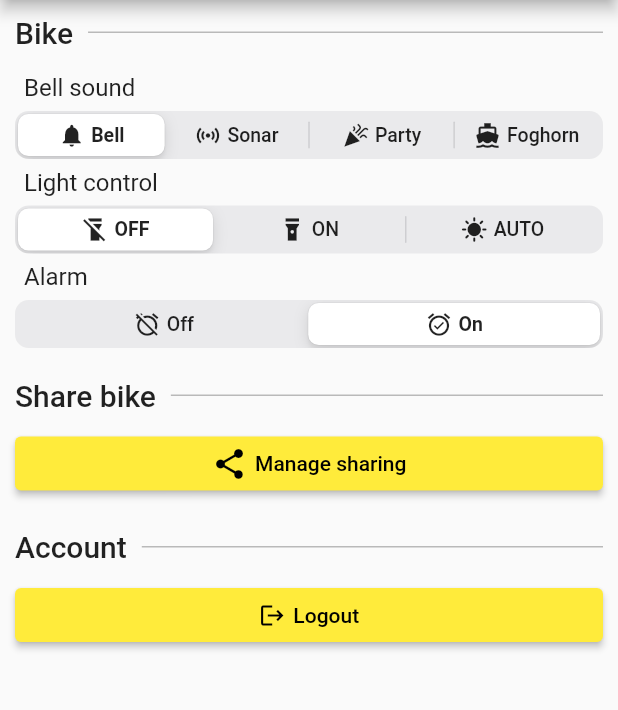
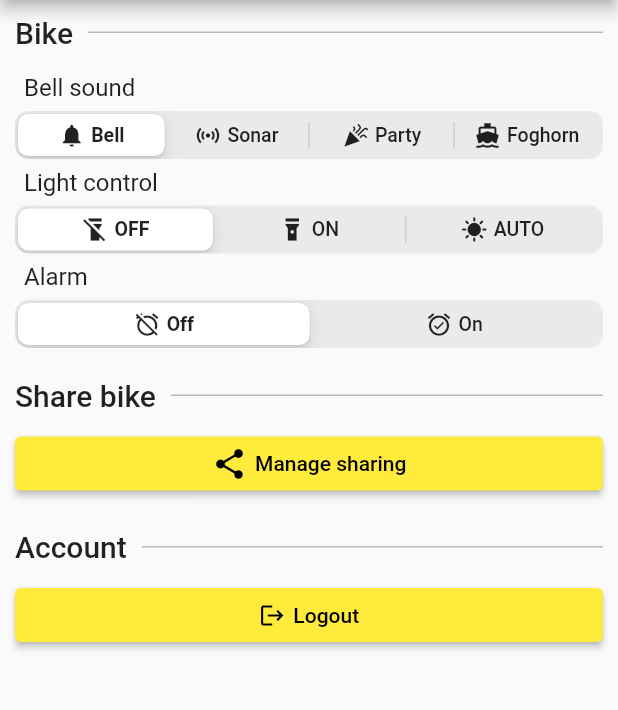
Before and after one commit to mjarkk/vanmoof-web-controller, a Flutter app: the Settings screen opened directly with empty values, on a phone screen of 412 x 824 dp, the part 84-794 px from its top. Run offline on Flutter 3.47's test engine with Material 2 defaults, Android fonts, the phone set to English and light mode, and no system bars; drawn by our look-alikes of modal_bottom_sheet; our stand-ins replace dio, email_validator, flutter_blue_plus, flutter_secure_storage, hex, hive and 1 more; missing offline and left inert: pointycastle; accounts and stored records are empty.

Commit message:
Remove imports & upgrade pub... (#38)
* Remove imports & upgrade pub...

Removed unused imports.

Set _alarm (bool to show if alarm is on or off) to false so everything is consistent with the rest of the settings. (we should probably grey everything out while not being connected)

Add const to control widget.

* Add super.key

```diff
--- a/app/lib/bike/bike.dart
+++ b/app/lib/bike/bike.dart
@@ -1,7 +1,6 @@
 import 'package:flutter/material.dart';
 import 'package:mooovy/bike/models.dart';
 import 'package:hive/hive.dart';
-import 'package:provider/provider.dart';
 
 part 'bike.g.dart';
 
--- a/app/lib/bike/models.dart
+++ b/app/lib/bike/models.dart
@@ -94,7 +94,7 @@ class BikeLightState extends ChangeNotifier {
 }
 
 class BikeAlarmState extends ChangeNotifier {
-  bool _alarm = true;
+  bool _alarm = false;
   bool get alarm => _alarm;
   set alarmState(bool value) {
     _alarm = value;
--- a/app/lib/routes/home.dart
+++ b/app/lib/routes/home.dart
@@ -6,7 +6,6 @@ import 'package:modal_bottom_sheet/modal_bottom_sheet.dart';
 import 'package:mooovy/bike/bike.dart';
 import 'package:mooovy/bike/real.dart';
 import 'package:mooovy/bike/dummy.dart';
-import 'package:mooovy/bike/models.dart';
 import 'package:mooovy/local_storage.dart';
 import 'package:mooovy/widgets/controls/controls.dart';
 import 'package:mooovy/widgets/home_bikes_view/bikes_view.dart';
--- a/app/lib/widgets/controls/control.dart
+++ b/app/lib/widgets/controls/control.dart
@@ -1,7 +1,7 @@
 import 'package:flutter/material.dart';
 
 class ControlButtonLabel extends StatelessWidget {
-  const ControlButtonLabel(this.icon, [this.label]);
+  const ControlButtonLabel({super.key, required this.icon, this.label});
 
   final IconData icon;
   final String? label;
@@ -173,7 +173,7 @@ class _DraggableControlState extends State<DraggableControl> {
 }
 
 class Control extends StatelessWidget {
-  Control({
+  const Control({
     required this.icon,
     required this.onPressed,
     this.onLongPress,
--- a/app/lib/widgets/controls/controls.dart
+++ b/app/lib/widgets/controls/controls.dart
@@ -61,7 +61,8 @@ class PowerLevelButton extends StatelessWidget {
     }
 
     return DraggableControl(
-      label: const ControlButtonLabel(Icons.wind_power, 'Power Level'),
+      label: const ControlButtonLabel(
+          icon: Icons.wind_power, label: 'Power Level'),
       valueLabelForIndex: (int idx) => powerLevelToString(allLevels[idx]),
       levels: allLevels.length,
       selectedLevel: powerLevelIndex,
@@ -101,7 +102,7 @@ class SpeedLimitButton extends StatelessWidget {
 
     return DraggableControl(
       valueLabelForIndex: (int idx) => speedLimitToString(allLevels[idx]),
-      label: const ControlButtonLabel(Icons.speed, 'Speed limit'),
+      label: const ControlButtonLabel(icon: Icons.speed, label: 'Speed limit'),
       levels: allLevels.length,
       selectedLevel: speedLimitIndex,
       onSelectLevel: (l) => onSelectNewLevel(allLevels[l]),
```
Also changed, not shown: app/pubspec.lock.
